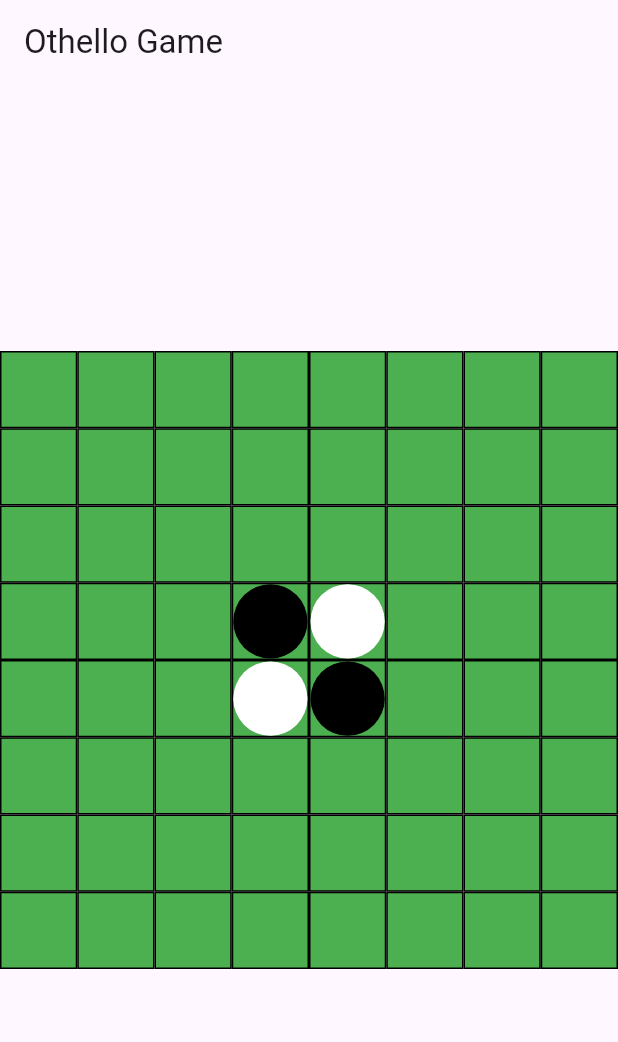
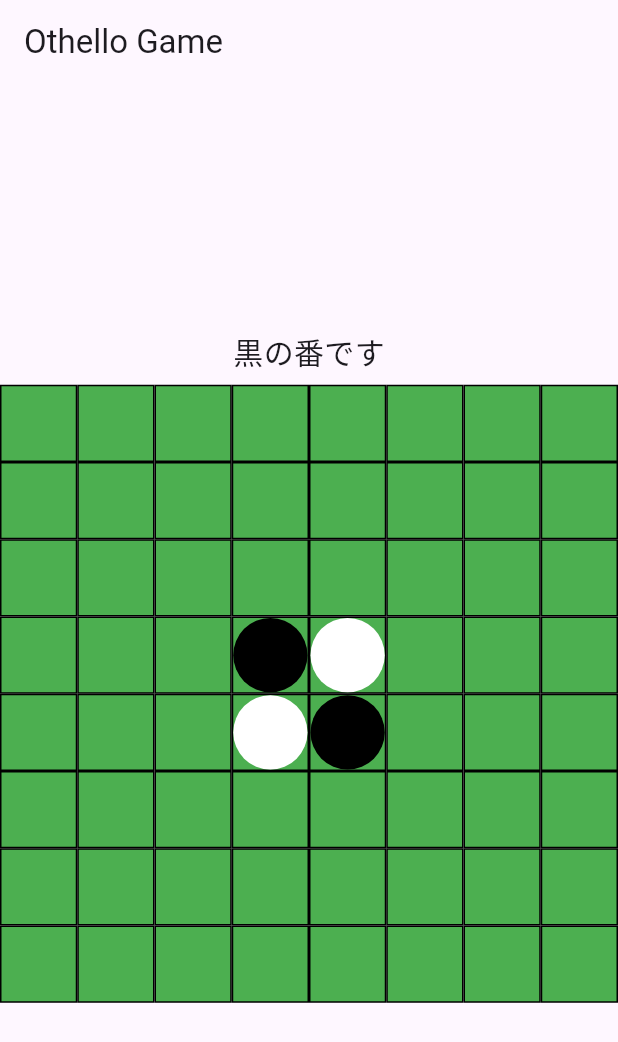
Before and after one commit to suu2626/android_studio, a Flutter app: the screen it shows after launch, on a phone screen of 412 x 824 dp. Shown: the top 1042 px of the screen. Run offline on Flutter 3.47's test engine with Material 3 defaults, Android fonts, the phone set to English and light mode, and no system bars.

Commit message:
20240604-1232

```diff
--- a/lib/main.dart
+++ b/lib/main.dart
@@ -11,11 +11,11 @@ class OthelloGame extends StatelessWidget {
   @override
   Widget build(BuildContext context) {
     return MaterialApp(
-      title: 'Othello Game', // タイトル
+      title: 'Othello Game',
       theme: ThemeData(
         primarySwatch: Colors.blue,
       ),
-      home: const OthelloBoard(), // ホーム画面
+      home: const OthelloBoard(),
     );
   }
 }
@@ -130,13 +130,28 @@ class _OthelloBoardState extends State<OthelloBoard> {
     );
   }
 
+  // 現在のプレイヤーを表示するウィジェット
+  Widget _buildCurrentPlayerText() {
+    return Padding(
+      padding: const EdgeInsets.all(8.0),
+      child: Text(
+        currentPlayer == 1 ? '黒の番です' : '白の番です',
+        style: const TextStyle(fontSize: 20),
+      ),
+    );
+  }
+
   @override
   Widget build(BuildContext context) {
     return Scaffold(
       appBar: AppBar(
         title: const Text('Othello Game'),
       ),
-      body: Center(
+      body: Column(
+        mainAxisAlignment: MainAxisAlignment.center,
+        children: <Widget>[
+          _buildCurrentPlayerText(), // 現在のプレイヤーを表示
+          Flexible(
             child: AspectRatio(
               aspectRatio: 1.0, // 正方形のボードを保持
               child: GridView.builder(
@@ -152,6 +167,8 @@ class _OthelloBoardState extends State<OthelloBoard> {
               ),
             ),
           ),
+        ],
+      ),
     );
   }
 }
```
Lines whose indentation alone changed are shown as unchanged.
